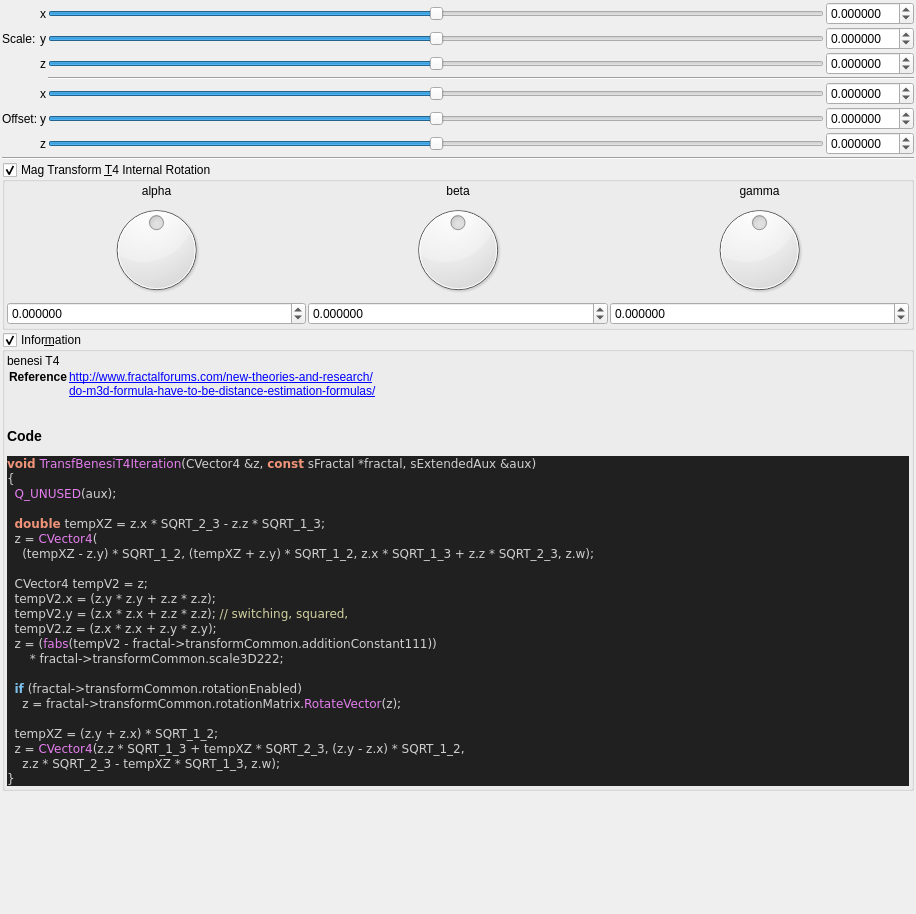
Old version of the form mandelbulber2/formula/ui/fractal_transf_benesi_t4.ui in the repository buddhi1980/mandelbulber2.
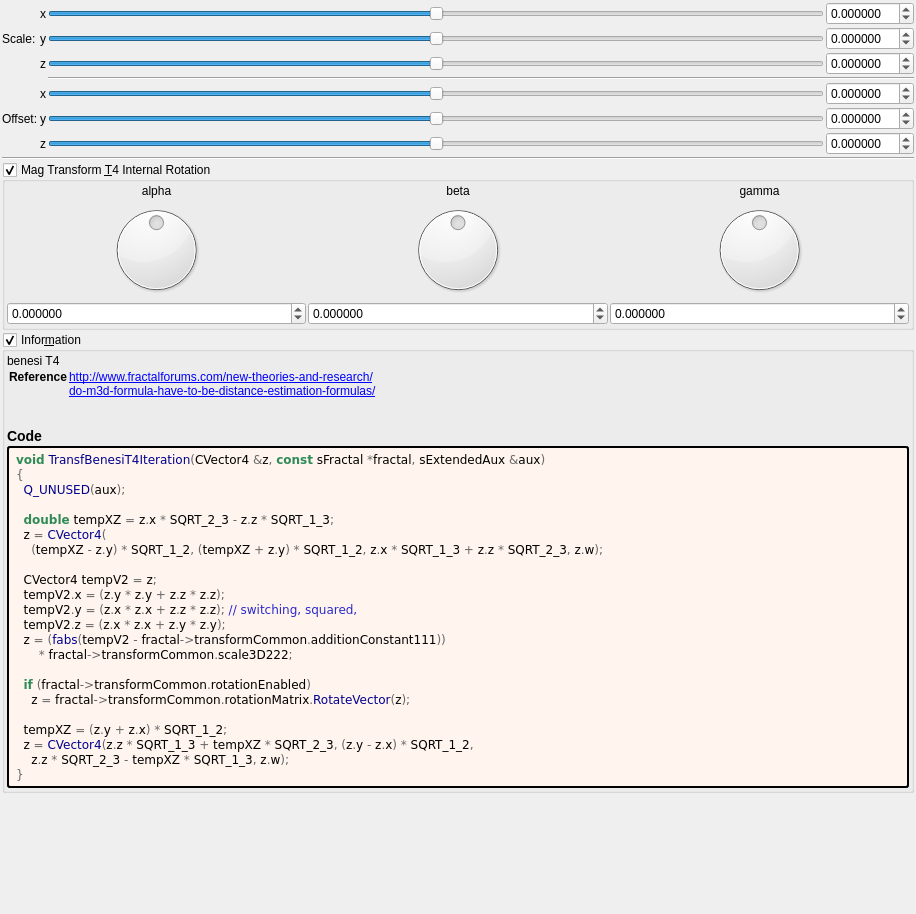
New version of the form. Custom widgets are drawn as their Qt base class.

Diff of the .ui file:
```diff
--- a/mandelbulber2/formula/ui/fractal_transf_benesi_t4.ui
+++ b/mandelbulber2/formula/ui/fractal_transf_benesi_t4.ui
@@ -621,37 +621,52 @@
        <number>2</number>
       </property>
       <item>
-       <widget class="QLabel" name="label_code_content">
+	   <widget class="QLabel" name="label_information_general">
         <property name="text">
          <string notr="true">&lt;p&gt;benesi T4&lt;/p&gt;&lt;table&gt;
 &lt;tr&gt;&lt;th&gt;Reference&lt;/th&gt;&lt;td&gt;&lt;a href=&quot;http://www.fractalforums.com/new-theories-and-research/&quot;&gt;http://www.fractalforums.com/new-theories-and-research/&lt;br&gt;
 &lt;a href=&quot;do-m3d-formula-have-to-be-distance-estimation-formulas/&quot;&gt;do-m3d-formula-have-to-be-distance-estimation-formulas/&lt;br&gt;
 &lt;/td&gt;&lt;/tr&gt;
 &lt;/table&gt;
-&lt;h3&gt;Code&lt;/h3&gt;
-&lt;body style=&quot;background-color:#202020&quot;&gt;
-&lt;pre style=&quot;color:#d0d0d0; background-color:#202020;  font-family:'Courier New',monospace;&quot;&gt;&lt;span style=&quot;color:#f09479; font-weight:bold&quot;&gt;void&lt;/span&gt; &lt;span style=&quot;color:#e47eed&quot;&gt;TransfBenesiT4Iteration&lt;/span&gt;&lt;span style=&quot;color:#d0d0d0&quot;&gt;(&lt;/span&gt;CVector4 &lt;span style=&quot;color:#d0d0d0&quot;&gt;&amp;amp;&lt;/span&gt;z&lt;span style=&quot;color:#d0d0d0&quot;&gt;,&lt;/span&gt; &lt;span style=&quot;color:#f09479; font-weight:bold&quot;&gt;const&lt;/span&gt; sFractal &lt;span style=&quot;color:#d0d0d0&quot;&gt;*&lt;/span&gt;fractal&lt;span style=&quot;color:#d0d0d0&quot;&gt;,&lt;/span&gt; sExtendedAux &lt;span style=&quot;color:#d0d0d0&quot;&gt;&amp;amp;&lt;/span&gt;aux&lt;span style=&quot;color:#d0d0d0&quot;&gt;)&lt;/span&gt;
-&lt;span style=&quot;color:#d0d0d0&quot;&gt;{&lt;/span&gt;
-  &lt;span style=&quot;color:#e47eed&quot;&gt;Q_UNUSED&lt;/span&gt;&lt;span style=&quot;color:#d0d0d0&quot;&gt;(&lt;/span&gt;aux&lt;span style=&quot;color:#d0d0d0&quot;&gt;);&lt;/span&gt;
+&lt;h3&gt;Code&lt;/h3&gt;</string>
+		</property>
+		<property name="wordWrap">
+		 <bool>true</bool>
+		</property>
+		<property name="openExternalLinks">
+		 <bool>true</bool>
+		</property>
+		<property name="textInteractionFlags">
+		 <set>Qt::LinksAccessibleByMouse|Qt::TextSelectableByMouse</set>
+		</property>
+		</widget>
+	   </item>
+	   <item>
+	    <widget class="QLabel" name="label_code_content">
+		 <property name="text">
+		  <string notr="true">&lt;body style=&quot;background-color:#fff5ee&quot;&gt;
+&lt;pre style=&quot;color:#000000; background-color:#fff5ee;  font-family:'Courier New',monospace;&quot;&gt;&lt;span style=&quot;color:#2e8b57; font-weight:bold&quot;&gt;void&lt;/span&gt; &lt;span style=&quot;color:#00008f&quot;&gt;TransfBenesiT4Iteration&lt;/span&gt;&lt;span style=&quot;color:#676767&quot;&gt;(&lt;/span&gt;CVector4 &lt;span style=&quot;color:#676767&quot;&gt;&amp;amp;&lt;/span&gt;z&lt;span style=&quot;color:#676767&quot;&gt;,&lt;/span&gt; &lt;span style=&quot;color:#2e8b57; font-weight:bold&quot;&gt;const&lt;/span&gt; sFractal &lt;span style=&quot;color:#676767&quot;&gt;*&lt;/span&gt;fractal&lt;span style=&quot;color:#676767&quot;&gt;,&lt;/span&gt; sExtendedAux &lt;span style=&quot;color:#676767&quot;&gt;&amp;amp;&lt;/span&gt;aux&lt;span style=&quot;color:#676767&quot;&gt;)&lt;/span&gt;
+&lt;span style=&quot;color:#676767&quot;&gt;{&lt;/span&gt;
+  &lt;span style=&quot;color:#00008f&quot;&gt;Q_UNUSED&lt;/span&gt;&lt;span style=&quot;color:#676767&quot;&gt;(&lt;/span&gt;aux&lt;span style=&quot;color:#676767&quot;&gt;);&lt;/span&gt;
 
-  &lt;span style=&quot;color:#f09479; font-weight:bold&quot;&gt;double&lt;/span&gt; tempXZ &lt;span style=&quot;color:#d0d0d0&quot;&gt;=&lt;/span&gt; z&lt;span style=&quot;color:#d0d0d0&quot;&gt;.&lt;/span&gt;x &lt;span style=&quot;color:#d0d0d0&quot;&gt;*&lt;/span&gt; SQRT_2_3 &lt;span style=&quot;color:#d0d0d0&quot;&gt;-&lt;/span&gt; z&lt;span style=&quot;color:#d0d0d0&quot;&gt;.&lt;/span&gt;z &lt;span style=&quot;color:#d0d0d0&quot;&gt;*&lt;/span&gt; SQRT_1_3&lt;span style=&quot;color:#d0d0d0&quot;&gt;;&lt;/span&gt;
-  z &lt;span style=&quot;color:#d0d0d0&quot;&gt;=&lt;/span&gt; &lt;span style=&quot;color:#e47eed&quot;&gt;CVector4&lt;/span&gt;&lt;span style=&quot;color:#d0d0d0&quot;&gt;(&lt;/span&gt;
-    &lt;span style=&quot;color:#d0d0d0&quot;&gt;(&lt;/span&gt;tempXZ &lt;span style=&quot;color:#d0d0d0&quot;&gt;-&lt;/span&gt; z&lt;span style=&quot;color:#d0d0d0&quot;&gt;.&lt;/span&gt;y&lt;span style=&quot;color:#d0d0d0&quot;&gt;) *&lt;/span&gt; SQRT_1_2&lt;span style=&quot;color:#d0d0d0&quot;&gt;, (&lt;/span&gt;tempXZ &lt;span style=&quot;color:#d0d0d0&quot;&gt;+&lt;/span&gt; z&lt;span style=&quot;color:#d0d0d0&quot;&gt;.&lt;/span&gt;y&lt;span style=&quot;color:#d0d0d0&quot;&gt;) *&lt;/span&gt; SQRT_1_2&lt;span style=&quot;color:#d0d0d0&quot;&gt;,&lt;/span&gt; z&lt;span style=&quot;color:#d0d0d0&quot;&gt;.&lt;/span&gt;x &lt;span style=&quot;color:#d0d0d0&quot;&gt;*&lt;/span&gt; SQRT_1_3 &lt;span style=&quot;color:#d0d0d0&quot;&gt;+&lt;/span&gt; z&lt;span style=&quot;color:#d0d0d0&quot;&gt;.&lt;/span&gt;z &lt;span style=&quot;color:#d0d0d0&quot;&gt;*&lt;/span&gt; SQRT_2_3&lt;span style=&quot;color:#d0d0d0&quot;&gt;,&lt;/span&gt; z&lt;span style=&quot;color:#d0d0d0&quot;&gt;.&lt;/span&gt;w&lt;span style=&quot;color:#d0d0d0&quot;&gt;);&lt;/span&gt;
+  &lt;span style=&quot;color:#2e8b57; font-weight:bold&quot;&gt;double&lt;/span&gt; tempXZ &lt;span style=&quot;color:#676767&quot;&gt;=&lt;/span&gt; z&lt;span style=&quot;color:#676767&quot;&gt;.&lt;/span&gt;x &lt;span style=&quot;color:#676767&quot;&gt;*&lt;/span&gt; SQRT_2_3 &lt;span style=&quot;color:#676767&quot;&gt;-&lt;/span&gt; z&lt;span style=&quot;color:#676767&quot;&gt;.&lt;/span&gt;z &lt;span style=&quot;color:#676767&quot;&gt;*&lt;/span&gt; SQRT_1_3&lt;span style=&quot;color:#676767&quot;&gt;;&lt;/span&gt;
+  z &lt;span style=&quot;color:#676767&quot;&gt;=&lt;/span&gt; &lt;span style=&quot;color:#00008f&quot;&gt;CVector4&lt;/span&gt;&lt;span style=&quot;color:#676767&quot;&gt;(&lt;/span&gt;
+    &lt;span style=&quot;color:#676767&quot;&gt;(&lt;/span&gt;tempXZ &lt;span style=&quot;color:#676767&quot;&gt;-&lt;/span&gt; z&lt;span style=&quot;color:#676767&quot;&gt;.&lt;/span&gt;y&lt;span style=&quot;color:#676767&quot;&gt;) *&lt;/span&gt; SQRT_1_2&lt;span style=&quot;color:#676767&quot;&gt;, (&lt;/span&gt;tempXZ &lt;span style=&quot;color:#676767&quot;&gt;+&lt;/span&gt; z&lt;span style=&quot;color:#676767&quot;&gt;.&lt;/span&gt;y&lt;span style=&quot;color:#676767&quot;&gt;) *&lt;/span&gt; SQRT_1_2&lt;span style=&quot;color:#676767&quot;&gt;,&lt;/span&gt; z&lt;span style=&quot;color:#676767&quot;&gt;.&lt;/span&gt;x &lt;span style=&quot;color:#676767&quot;&gt;*&lt;/span&gt; SQRT_1_3 &lt;span style=&quot;color:#676767&quot;&gt;+&lt;/span&gt; z&lt;span style=&quot;color:#676767&quot;&gt;.&lt;/span&gt;z &lt;span style=&quot;color:#676767&quot;&gt;*&lt;/span&gt; SQRT_2_3&lt;span style=&quot;color:#676767&quot;&gt;,&lt;/span&gt; z&lt;span style=&quot;color:#676767&quot;&gt;.&lt;/span&gt;w&lt;span style=&quot;color:#676767&quot;&gt;);&lt;/span&gt;
 
-  CVector4 tempV2 &lt;span style=&quot;color:#d0d0d0&quot;&gt;=&lt;/span&gt; z&lt;span style=&quot;color:#d0d0d0&quot;&gt;;&lt;/span&gt;
-  tempV2&lt;span style=&quot;color:#d0d0d0&quot;&gt;.&lt;/span&gt;x &lt;span style=&quot;color:#d0d0d0&quot;&gt;= (&lt;/span&gt;z&lt;span style=&quot;color:#d0d0d0&quot;&gt;.&lt;/span&gt;y &lt;span style=&quot;color:#d0d0d0&quot;&gt;*&lt;/span&gt; z&lt;span style=&quot;color:#d0d0d0&quot;&gt;.&lt;/span&gt;y &lt;span style=&quot;color:#d0d0d0&quot;&gt;+&lt;/span&gt; z&lt;span style=&quot;color:#d0d0d0&quot;&gt;.&lt;/span&gt;z &lt;span style=&quot;color:#d0d0d0&quot;&gt;*&lt;/span&gt; z&lt;span style=&quot;color:#d0d0d0&quot;&gt;.&lt;/span&gt;z&lt;span style=&quot;color:#d0d0d0&quot;&gt;);&lt;/span&gt;
-  tempV2&lt;span style=&quot;color:#d0d0d0&quot;&gt;.&lt;/span&gt;y &lt;span style=&quot;color:#d0d0d0&quot;&gt;= (&lt;/span&gt;z&lt;span style=&quot;color:#d0d0d0&quot;&gt;.&lt;/span&gt;x &lt;span style=&quot;color:#d0d0d0&quot;&gt;*&lt;/span&gt; z&lt;span style=&quot;color:#d0d0d0&quot;&gt;.&lt;/span&gt;x &lt;span style=&quot;color:#d0d0d0&quot;&gt;+&lt;/span&gt; z&lt;span style=&quot;color:#d0d0d0&quot;&gt;.&lt;/span&gt;z &lt;span style=&quot;color:#d0d0d0&quot;&gt;*&lt;/span&gt; z&lt;span style=&quot;color:#d0d0d0&quot;&gt;.&lt;/span&gt;z&lt;span style=&quot;color:#d0d0d0&quot;&gt;);&lt;/span&gt; &lt;span style=&quot;color:#d0d0a0&quot;&gt;// switching, squared,&lt;/span&gt;
-  tempV2&lt;span style=&quot;color:#d0d0d0&quot;&gt;.&lt;/span&gt;z &lt;span style=&quot;color:#d0d0d0&quot;&gt;= (&lt;/span&gt;z&lt;span style=&quot;color:#d0d0d0&quot;&gt;.&lt;/span&gt;x &lt;span style=&quot;color:#d0d0d0&quot;&gt;*&lt;/span&gt; z&lt;span style=&quot;color:#d0d0d0&quot;&gt;.&lt;/span&gt;x &lt;span style=&quot;color:#d0d0d0&quot;&gt;+&lt;/span&gt; z&lt;span style=&quot;color:#d0d0d0&quot;&gt;.&lt;/span&gt;y &lt;span style=&quot;color:#d0d0d0&quot;&gt;*&lt;/span&gt; z&lt;span style=&quot;color:#d0d0d0&quot;&gt;.&lt;/span&gt;y&lt;span style=&quot;color:#d0d0d0&quot;&gt;);&lt;/span&gt;
-  z &lt;span style=&quot;color:#d0d0d0&quot;&gt;= (&lt;/span&gt;&lt;span style=&quot;color:#e47eed&quot;&gt;fabs&lt;/span&gt;&lt;span style=&quot;color:#d0d0d0&quot;&gt;(&lt;/span&gt;tempV2 &lt;span style=&quot;color:#d0d0d0&quot;&gt;-&lt;/span&gt; fractal&lt;span style=&quot;color:#d0d0d0&quot;&gt;-&amp;gt;&lt;/span&gt;transformCommon&lt;span style=&quot;color:#d0d0d0&quot;&gt;.&lt;/span&gt;additionConstant111&lt;span style=&quot;color:#d0d0d0&quot;&gt;))&lt;/span&gt;
-      &lt;span style=&quot;color:#d0d0d0&quot;&gt;*&lt;/span&gt; fractal&lt;span style=&quot;color:#d0d0d0&quot;&gt;-&amp;gt;&lt;/span&gt;transformCommon&lt;span style=&quot;color:#d0d0d0&quot;&gt;.&lt;/span&gt;scale3D222&lt;span style=&quot;color:#d0d0d0&quot;&gt;;&lt;/span&gt;
+  CVector4 tempV2 &lt;span style=&quot;color:#676767&quot;&gt;=&lt;/span&gt; z&lt;span style=&quot;color:#676767&quot;&gt;;&lt;/span&gt;
+  tempV2&lt;span style=&quot;color:#676767&quot;&gt;.&lt;/span&gt;x &lt;span style=&quot;color:#676767&quot;&gt;= (&lt;/span&gt;z&lt;span style=&quot;color:#676767&quot;&gt;.&lt;/span&gt;y &lt;span style=&quot;color:#676767&quot;&gt;*&lt;/span&gt; z&lt;span style=&quot;color:#676767&quot;&gt;.&lt;/span&gt;y &lt;span style=&quot;color:#676767&quot;&gt;+&lt;/span&gt; z&lt;span style=&quot;color:#676767&quot;&gt;.&lt;/span&gt;z &lt;span style=&quot;color:#676767&quot;&gt;*&lt;/span&gt; z&lt;span style=&quot;color:#676767&quot;&gt;.&lt;/span&gt;z&lt;span style=&quot;color:#676767&quot;&gt;);&lt;/span&gt;
+  tempV2&lt;span style=&quot;color:#676767&quot;&gt;.&lt;/span&gt;y &lt;span style=&quot;color:#676767&quot;&gt;= (&lt;/span&gt;z&lt;span style=&quot;color:#676767&quot;&gt;.&lt;/span&gt;x &lt;span style=&quot;color:#676767&quot;&gt;*&lt;/span&gt; z&lt;span style=&quot;color:#676767&quot;&gt;.&lt;/span&gt;x &lt;span style=&quot;color:#676767&quot;&gt;+&lt;/span&gt; z&lt;span style=&quot;color:#676767&quot;&gt;.&lt;/span&gt;z &lt;span style=&quot;color:#676767&quot;&gt;*&lt;/span&gt; z&lt;span style=&quot;color:#676767&quot;&gt;.&lt;/span&gt;z&lt;span style=&quot;color:#676767&quot;&gt;);&lt;/span&gt; &lt;span style=&quot;color:#2929cc&quot;&gt;// switching, squared,&lt;/span&gt;
+  tempV2&lt;span style=&quot;color:#676767&quot;&gt;.&lt;/span&gt;z &lt;span style=&quot;color:#676767&quot;&gt;= (&lt;/span&gt;z&lt;span style=&quot;color:#676767&quot;&gt;.&lt;/span&gt;x &lt;span style=&quot;color:#676767&quot;&gt;*&lt;/span&gt; z&lt;span style=&quot;color:#676767&quot;&gt;.&lt;/span&gt;x &lt;span style=&quot;color:#676767&quot;&gt;+&lt;/span&gt; z&lt;span style=&quot;color:#676767&quot;&gt;.&lt;/span&gt;y &lt;span style=&quot;color:#676767&quot;&gt;*&lt;/span&gt; z&lt;span style=&quot;color:#676767&quot;&gt;.&lt;/span&gt;y&lt;span style=&quot;color:#676767&quot;&gt;);&lt;/span&gt;
+  z &lt;span style=&quot;color:#676767&quot;&gt;= (&lt;/span&gt;&lt;span style=&quot;color:#00008f&quot;&gt;fabs&lt;/span&gt;&lt;span style=&quot;color:#676767&quot;&gt;(&lt;/span&gt;tempV2 &lt;span style=&quot;color:#676767&quot;&gt;-&lt;/span&gt; fractal&lt;span style=&quot;color:#676767&quot;&gt;-&amp;gt;&lt;/span&gt;transformCommon&lt;span style=&quot;color:#676767&quot;&gt;.&lt;/span&gt;additionConstant111&lt;span style=&quot;color:#676767&quot;&gt;))&lt;/span&gt;
+      &lt;span style=&quot;color:#676767&quot;&gt;*&lt;/span&gt; fractal&lt;span style=&quot;color:#676767&quot;&gt;-&amp;gt;&lt;/span&gt;transformCommon&lt;span style=&quot;color:#676767&quot;&gt;.&lt;/span&gt;scale3D222&lt;span style=&quot;color:#676767&quot;&gt;;&lt;/span&gt;
 
-  &lt;span style=&quot;color:#7ec0ee; font-weight:bold&quot;&gt;if&lt;/span&gt; &lt;span style=&quot;color:#d0d0d0&quot;&gt;(&lt;/span&gt;fractal&lt;span style=&quot;color:#d0d0d0&quot;&gt;-&amp;gt;&lt;/span&gt;transformCommon&lt;span style=&quot;color:#d0d0d0&quot;&gt;.&lt;/span&gt;rotationEnabled&lt;span style=&quot;color:#d0d0d0&quot;&gt;)&lt;/span&gt;
-    z &lt;span style=&quot;color:#d0d0d0&quot;&gt;=&lt;/span&gt; fractal&lt;span style=&quot;color:#d0d0d0&quot;&gt;-&amp;gt;&lt;/span&gt;transformCommon&lt;span style=&quot;color:#d0d0d0&quot;&gt;.&lt;/span&gt;rotationMatrix&lt;span style=&quot;color:#d0d0d0&quot;&gt;.&lt;/span&gt;&lt;span style=&quot;color:#e47eed&quot;&gt;RotateVector&lt;/span&gt;&lt;span style=&quot;color:#d0d0d0&quot;&gt;(&lt;/span&gt;z&lt;span style=&quot;color:#d0d0d0&quot;&gt;);&lt;/span&gt;
+  &lt;span style=&quot;color:#2e8b57; font-weight:bold&quot;&gt;if&lt;/span&gt; &lt;span style=&quot;color:#676767&quot;&gt;(&lt;/span&gt;fractal&lt;span style=&quot;color:#676767&quot;&gt;-&amp;gt;&lt;/span&gt;transformCommon&lt;span style=&quot;color:#676767&quot;&gt;.&lt;/span&gt;rotationEnabled&lt;span style=&quot;color:#676767&quot;&gt;)&lt;/span&gt;
+    z &lt;span style=&quot;color:#676767&quot;&gt;=&lt;/span&gt; fractal&lt;span style=&quot;color:#676767&quot;&gt;-&amp;gt;&lt;/span&gt;transformCommon&lt;span style=&quot;color:#676767&quot;&gt;.&lt;/span&gt;rotationMatrix&lt;span style=&quot;color:#676767&quot;&gt;.&lt;/span&gt;&lt;span style=&quot;color:#00008f&quot;&gt;RotateVector&lt;/span&gt;&lt;span style=&quot;color:#676767&quot;&gt;(&lt;/span&gt;z&lt;span style=&quot;color:#676767&quot;&gt;);&lt;/span&gt;
 
-  tempXZ &lt;span style=&quot;color:#d0d0d0&quot;&gt;= (&lt;/span&gt;z&lt;span style=&quot;color:#d0d0d0&quot;&gt;.&lt;/span&gt;y &lt;span style=&quot;color:#d0d0d0&quot;&gt;+&lt;/span&gt; z&lt;span style=&quot;color:#d0d0d0&quot;&gt;.&lt;/span&gt;x&lt;span style=&quot;color:#d0d0d0&quot;&gt;) *&lt;/span&gt; SQRT_1_2&lt;span style=&quot;color:#d0d0d0&quot;&gt;;&lt;/span&gt;
-  z &lt;span style=&quot;color:#d0d0d0&quot;&gt;=&lt;/span&gt; &lt;span style=&quot;color:#e47eed&quot;&gt;CVector4&lt;/span&gt;&lt;span style=&quot;color:#d0d0d0&quot;&gt;(&lt;/span&gt;z&lt;span style=&quot;color:#d0d0d0&quot;&gt;.&lt;/span&gt;z &lt;span style=&quot;color:#d0d0d0&quot;&gt;*&lt;/span&gt; SQRT_1_3 &lt;span style=&quot;color:#d0d0d0&quot;&gt;+&lt;/span&gt; tempXZ &lt;span style=&quot;color:#d0d0d0&quot;&gt;*&lt;/span&gt; SQRT_2_3&lt;span style=&quot;color:#d0d0d0&quot;&gt;, (&lt;/span&gt;z&lt;span style=&quot;color:#d0d0d0&quot;&gt;.&lt;/span&gt;y &lt;span style=&quot;color:#d0d0d0&quot;&gt;-&lt;/span&gt; z&lt;span style=&quot;color:#d0d0d0&quot;&gt;.&lt;/span&gt;x&lt;span style=&quot;color:#d0d0d0&quot;&gt;) *&lt;/span&gt; SQRT_1_2&lt;span style=&quot;color:#d0d0d0&quot;&gt;,&lt;/span&gt;
-    z&lt;span style=&quot;color:#d0d0d0&quot;&gt;.&lt;/span&gt;z &lt;span style=&quot;color:#d0d0d0&quot;&gt;*&lt;/span&gt; SQRT_2_3 &lt;span style=&quot;color:#d0d0d0&quot;&gt;-&lt;/span&gt; tempXZ &lt;span style=&quot;color:#d0d0d0&quot;&gt;*&lt;/span&gt; SQRT_1_3&lt;span style=&quot;color:#d0d0d0&quot;&gt;,&lt;/span&gt; z&lt;span style=&quot;color:#d0d0d0&quot;&gt;.&lt;/span&gt;w&lt;span style=&quot;color:#d0d0d0&quot;&gt;);&lt;/span&gt;
-&lt;span style=&quot;color:#d0d0d0&quot;&gt;}&lt;/span&gt;
+  tempXZ &lt;span style=&quot;color:#676767&quot;&gt;= (&lt;/span&gt;z&lt;span style=&quot;color:#676767&quot;&gt;.&lt;/span&gt;y &lt;span style=&quot;color:#676767&quot;&gt;+&lt;/span&gt; z&lt;span style=&quot;color:#676767&quot;&gt;.&lt;/span&gt;x&lt;span style=&quot;color:#676767&quot;&gt;) *&lt;/span&gt; SQRT_1_2&lt;span style=&quot;color:#676767&quot;&gt;;&lt;/span&gt;
+  z &lt;span style=&quot;color:#676767&quot;&gt;=&lt;/span&gt; &lt;span style=&quot;color:#00008f&quot;&gt;CVector4&lt;/span&gt;&lt;span style=&quot;color:#676767&quot;&gt;(&lt;/span&gt;z&lt;span style=&quot;color:#676767&quot;&gt;.&lt;/span&gt;z &lt;span style=&quot;color:#676767&quot;&gt;*&lt;/span&gt; SQRT_1_3 &lt;span style=&quot;color:#676767&quot;&gt;+&lt;/span&gt; tempXZ &lt;span style=&quot;color:#676767&quot;&gt;*&lt;/span&gt; SQRT_2_3&lt;span style=&quot;color:#676767&quot;&gt;, (&lt;/span&gt;z&lt;span style=&quot;color:#676767&quot;&gt;.&lt;/span&gt;y &lt;span style=&quot;color:#676767&quot;&gt;-&lt;/span&gt; z&lt;span style=&quot;color:#676767&quot;&gt;.&lt;/span&gt;x&lt;span style=&quot;color:#676767&quot;&gt;) *&lt;/span&gt; SQRT_1_2&lt;span style=&quot;color:#676767&quot;&gt;,&lt;/span&gt;
+    z&lt;span style=&quot;color:#676767&quot;&gt;.&lt;/span&gt;z &lt;span style=&quot;color:#676767&quot;&gt;*&lt;/span&gt; SQRT_2_3 &lt;span style=&quot;color:#676767&quot;&gt;-&lt;/span&gt; tempXZ &lt;span style=&quot;color:#676767&quot;&gt;*&lt;/span&gt; SQRT_1_3&lt;span style=&quot;color:#676767&quot;&gt;,&lt;/span&gt; z&lt;span style=&quot;color:#676767&quot;&gt;.&lt;/span&gt;w&lt;span style=&quot;color:#676767&quot;&gt;);&lt;/span&gt;
+&lt;span style=&quot;color:#676767&quot;&gt;}&lt;/span&gt;
 &lt;/pre&gt;
 &lt;/body&gt;</string>
         </property>
@@ -664,6 +679,9 @@
         <property name="textInteractionFlags">
          <set>Qt::LinksAccessibleByMouse|Qt::TextSelectableByMouse</set>
         </property>
+		 <property name="styleSheet">
+		  <string notr="true">border-style: outset; border-width: 2px; border-radius: 3px; border-color: black; background-color: #fff5ee; padding: 4px;</string>
+		  </property>
        </widget>
       </item>
      </layout>
```
Lines whose indentation alone changed are shown as unchanged.
